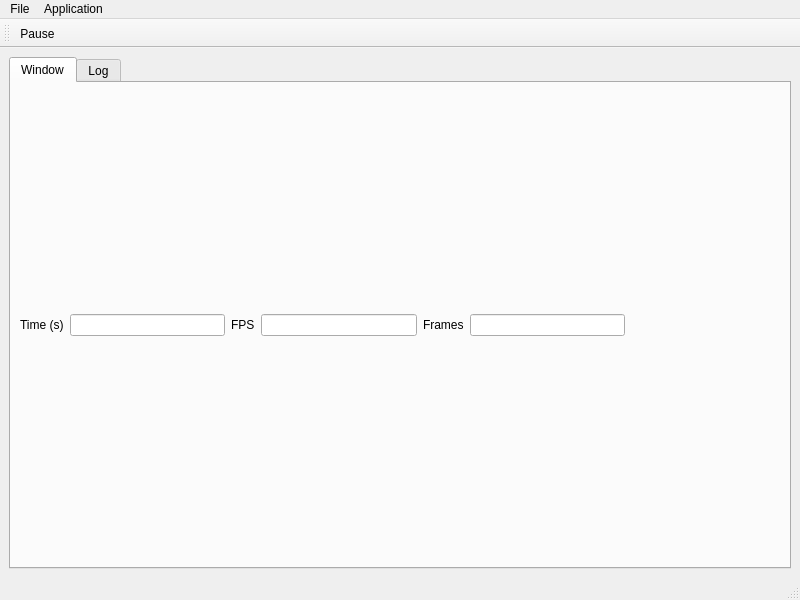
Above: editor/gui/playwindow.ui from ensisoft/detonator before the change. Below: the same form after it.
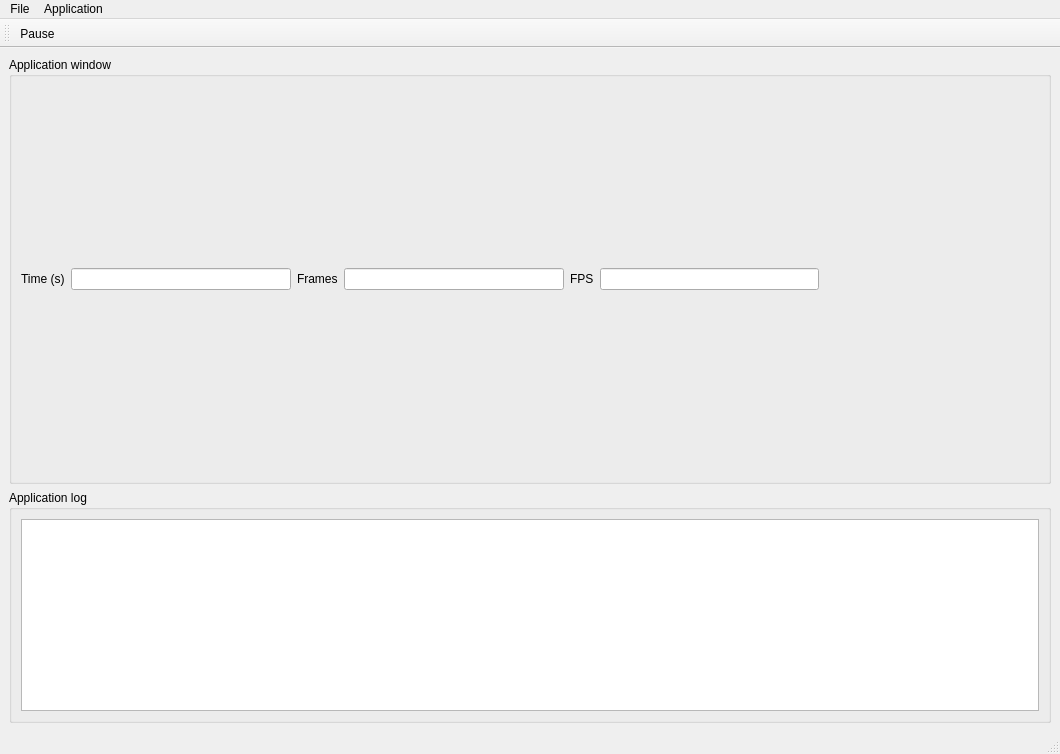
That is the form after the change. Icons and pictures are not drawn.

Commit message:
Restructure play window widget layout and remove tab widget
Restructure play window widget layout and remove tab widget. It
seems that the tab widget causes extra hickups and janks and the
perf is better without it.

What changed in the file:
```diff
--- a/editor/gui/playwindow.ui
+++ b/editor/gui/playwindow.ui
@@ -6,8 +6,8 @@
    <rect>
     <x>0</x>
     <y>0</y>
-    <width>800</width>
-    <height>600</height>
+    <width>1060</width>
+    <height>754</height>
    </rect>
   </property>
   <property name="windowTitle">
@@ -16,18 +16,16 @@
   <widget class="QWidget" name="centralwidget">
    <layout class="QVBoxLayout" name="verticalLayout_2">
     <item>
-     <widget class="QTabWidget" name="tabWidget">
-      <property name="currentIndex">
-       <number>0</number>
+     <widget class="QGroupBox" name="groupBox">
+      <property name="sizePolicy">
+       <sizepolicy hsizetype="Preferred" vsizetype="MinimumExpanding">
+        <horstretch>0</horstretch>
+        <verstretch>0</verstretch>
+       </sizepolicy>
       </property>
-      <widget class="QWidget" name="tabWin">
-       <attribute name="icon">
-        <iconset resource="../resource/resource.qrc">
-         <normaloff>:/16x16_ico_png/application.png</normaloff>:/16x16_ico_png/application.png</iconset>
-       </attribute>
-       <attribute name="title">
-        <string>Window</string>
-       </attribute>
+      <property name="title">
+       <string>Application window</string>
+      </property>
        <layout class="QVBoxLayout" name="verticalLayout_3">
         <item>
          <layout class="QVBoxLayout" name="verticalLayout"/>
@@ -49,21 +47,7 @@
            </widget>
           </item>
           <item>
-           <widget class="QLabel" name="label_2">
-            <property name="text">
-             <string>FPS</string>
-            </property>
-           </widget>
-          </item>
-          <item>
-           <widget class="QLineEdit" name="fps">
-            <property name="readOnly">
-             <bool>true</bool>
-            </property>
-           </widget>
-          </item>
-          <item>
-           <widget class="QLabel" name="label_3">
+          <widget class="QLabel" name="label_4">
             <property name="text">
              <string>Frames</string>
             </property>
@@ -77,7 +61,21 @@
            </widget>
           </item>
           <item>
-           <spacer name="horizontalSpacer">
+          <widget class="QLabel" name="label_5">
+           <property name="text">
+            <string>FPS</string>
+           </property>
+          </widget>
+         </item>
+         <item>
+          <widget class="QLineEdit" name="fps">
+           <property name="readOnly">
+            <bool>true</bool>
+           </property>
+          </widget>
+         </item>
+         <item>
+          <spacer name="horizontalSpacer_2">
             <property name="orientation">
              <enum>Qt::Horizontal</enum>
             </property>
@@ -93,20 +91,30 @@
         </item>
        </layout>
       </widget>
-      <widget class="QWidget" name="tabLog">
-       <attribute name="icon">
-        <iconset resource="../resource/resource.qrc">
-         <normaloff>:/16x16_ico_png/log_info.png</normaloff>:/16x16_ico_png/log_info.png</iconset>
-       </attribute>
-       <attribute name="title">
-        <string>Log</string>
-       </attribute>
+    </item>
+    <item>
+     <widget class="QGroupBox" name="groupBox_2">
+      <property name="sizePolicy">
+       <sizepolicy hsizetype="Preferred" vsizetype="Minimum">
+        <horstretch>0</horstretch>
+        <verstretch>0</verstretch>
+       </sizepolicy>
+      </property>
+      <property name="title">
+       <string>Application log</string>
+      </property>
        <layout class="QVBoxLayout" name="verticalLayout_4">
         <item>
-         <widget class="QListView" name="log"/>
-        </item>
-       </layout>
-      </widget>
+        <widget class="QListView" name="log">
+         <property name="sizePolicy">
+          <sizepolicy hsizetype="Expanding" vsizetype="Minimum">
+           <horstretch>0</horstretch>
+           <verstretch>0</verstretch>
+          </sizepolicy>
+         </property>
+        </widget>
+       </item>
+      </layout>
      </widget>
     </item>
    </layout>
@@ -116,7 +124,7 @@
     <rect>
      <x>0</x>
      <y>0</y>
-     <width>800</width>
+     <width>1060</width>
      <height>22</height>
     </rect>
    </property>
```
Left out of the diff: 10 changed lines with no effect on the pictures. Lines whose indentation alone changed are shown as unchanged. The commit also changes 2 other files.
